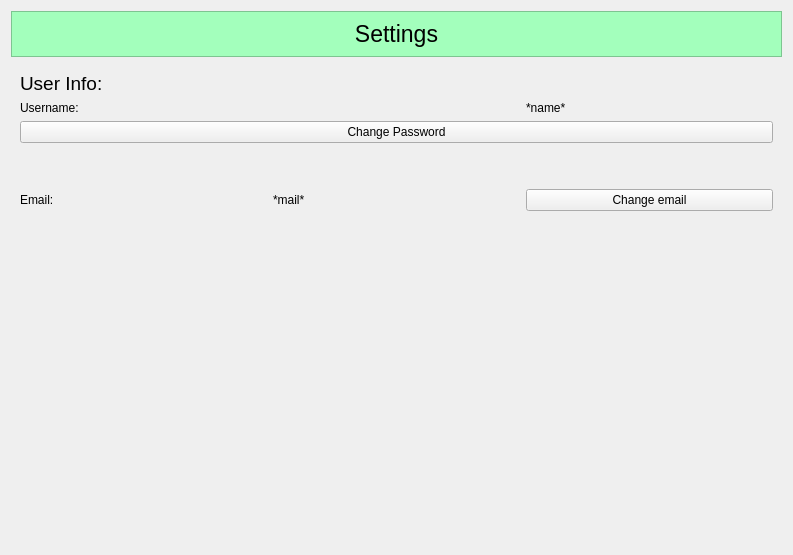
Above: src/Client/View/MainPage/Settings/SettingsSubPage/SettingsSubPage.ui from iodream/Spend-Note before the change. Below: the same form after it.
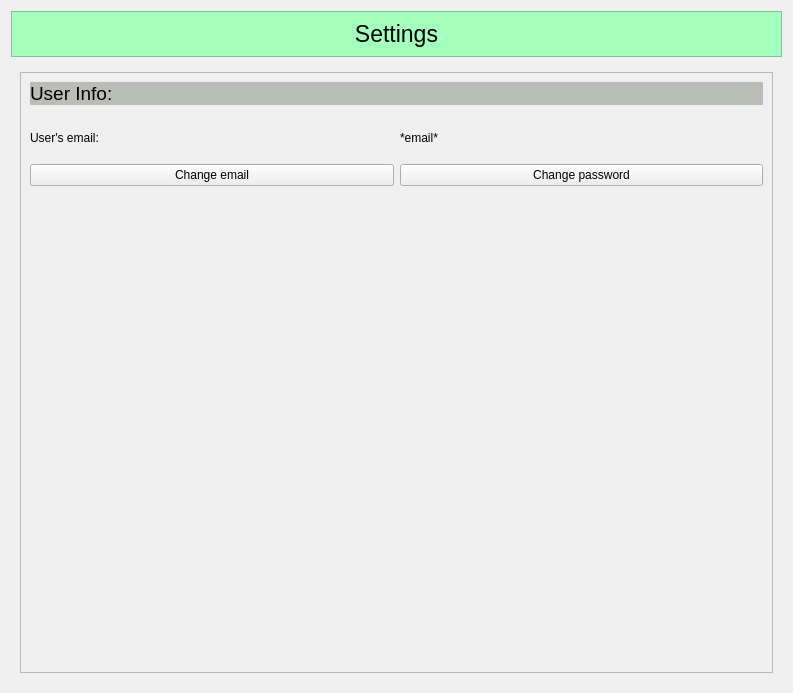
That is the form after the change. The open tabs and pages were chosen to show the change.

Commit message: deleted username from the main page

What changed in the file:
```diff
--- a/src/Client/View/MainPage/Settings/SettingsSubPage/SettingsSubPage.ui
+++ b/src/Client/View/MainPage/Settings/SettingsSubPage/SettingsSubPage.ui
@@ -7,123 +7,181 @@
     <x>0</x>
     <y>0</y>
     <width>793</width>
-    <height>555</height>
+    <height>693</height>
    </rect>
   </property>
+  <property name="sizePolicy">
+   <sizepolicy hsizetype="Preferred" vsizetype="Preferred">
+    <horstretch>0</horstretch>
+    <verstretch>0</verstretch>
+   </sizepolicy>
+  </property>
   <property name="windowTitle">
    <string>Form</string>
   </property>
-  <layout class="QGridLayout" name="gridLayout" rowstretch="1,0,0,0,0,0" columnstretch="0,0">
+  <layout class="QGridLayout" name="gridLayout" rowstretch="1,0" columnstretch="0,0">
+   <item row="0" column="1">
+    <widget class="QFrame" name="frame">
+     <property name="sizePolicy">
+      <sizepolicy hsizetype="Minimum" vsizetype="Fixed">
+       <horstretch>0</horstretch>
+       <verstretch>0</verstretch>
+      </sizepolicy>
+     </property>
+     <property name="styleSheet">
+      <string notr="true">background-color: #a3ffbc;</string>
+     </property>
+     <property name="frameShape">
+      <enum>QFrame::StyledPanel</enum>
+     </property>
+     <property name="frameShadow">
+      <enum>QFrame::Raised</enum>
+     </property>
+     <layout class="QHBoxLayout" name="horizontalLayout_3">
+      <item>
+       <widget class="QLabel" name="label">
+        <property name="font">
+         <font>
+          <pointsize>17</pointsize>
+         </font>
+        </property>
+        <property name="styleSheet">
+         <string notr="true">color: #000000;</string>
+        </property>
+        <property name="text">
+         <string>Settings</string>
+        </property>
+        <property name="alignment">
+         <set>Qt::AlignCenter</set>
+        </property>
+       </widget>
+      </item>
+     </layout>
+    </widget>
+   </item>
    <item row="1" column="1">
     <widget class="QStackedWidget" name="stackedWidget">
      <property name="currentIndex">
       <number>2</number>
      </property>
      <widget class="QWidget" name="MainPage">
-      <layout class="QGridLayout" name="gridLayout_3" rowstretch="0,0,0">
-       <item row="0" column="0">
-        <layout class="QHBoxLayout" name="horizontalLayout_4">
+      <layout class="QVBoxLayout" name="verticalLayout" stretch="0">
          <item>
-          <widget class="QLabel" name="UserInfoLabel">
+        <widget class="QScrollArea" name="scrollArea">
+         <property name="widgetResizable">
+          <bool>true</bool>
+         </property>
+         <widget class="QWidget" name="scrollAreaWidgetContents">
+          <property name="geometry">
+           <rect>
+            <x>0</x>
+            <y>0</y>
+            <width>755</width>
+            <height>603</height>
+           </rect>
+          </property>
+          <layout class="QVBoxLayout" name="verticalLayout_2" stretch="2,1,10,70">
+           <item>
+            <widget class="QLabel" name="UserInfoLabel_2">
+             <property name="sizePolicy">
+              <sizepolicy hsizetype="Preferred" vsizetype="Minimum">
+               <horstretch>0</horstretch>
+               <verstretch>0</verstretch>
+              </sizepolicy>
+             </property>
            <property name="font">
             <font>
              <pointsize>14</pointsize>
             </font>
            </property>
+             <property name="styleSheet">
+              <string notr="true">background-color: rgb(85, 87, 83);
+background-color: rgb(186, 189, 182);</string>
+             </property>
            <property name="text">
             <string>User Info:</string>
            </property>
           </widget>
          </item>
          <item>
-          <spacer name="horizontalSpacer">
-           <property name="orientation">
-            <enum>Qt::Horizontal</enum>
-           </property>
-           <property name="sizeHint" stdset="0">
-            <size>
-             <width>368</width>
-             <height>20</height>
-            </size>
-           </property>
-          </spacer>
-         </item>
-        </layout>
-       </item>
-       <item row="1" column="0">
-        <layout class="QGridLayout" name="gridLayout_2" rowstretch="0,0,0,0">
-         <item row="0" column="0" colspan="2">
-          <widget class="QLabel" name="UsernameLabel">
-           <property name="text">
-            <string>Username:</string>
-           </property>
-          </widget>
-         </item>
-         <item row="1" column="0" colspan="3">
-          <widget class="QPushButton" name="ChangePasswordButton">
-           <property name="text">
-            <string>Change Password</string>
-           </property>
-          </widget>
-         </item>
-         <item row="0" column="2">
-          <widget class="QLabel" name="Username">
-           <property name="text">
-            <string>*name*</string>
-           </property>
-          </widget>
-         </item>
-         <item row="3" column="1">
-          <widget class="QLabel" name="Email">
-           <property name="text">
-            <string>*mail*</string>
-           </property>
-          </widget>
-         </item>
-         <item row="3" column="2">
-          <widget class="QPushButton" name="ChangeEmailButton">
-           <property name="text">
-            <string>Change email</string>
-           </property>
-          </widget>
-         </item>
-         <item row="2" column="1">
           <spacer name="verticalSpacer_7">
            <property name="orientation">
             <enum>Qt::Vertical</enum>
            </property>
            <property name="sizeType">
-            <enum>QSizePolicy::Minimum</enum>
+              <enum>QSizePolicy::Preferred</enum>
            </property>
            <property name="sizeHint" stdset="0">
             <size>
              <width>20</width>
-             <height>40</height>
+               <height>4</height>
             </size>
            </property>
           </spacer>
          </item>
-         <item row="3" column="0">
+           <item>
+            <layout class="QGridLayout" name="gridLayout_3" rowstretch="0,0" columnstretch="0,0">
+             <property name="sizeConstraint">
+              <enum>QLayout::SetMinimumSize</enum>
+             </property>
+             <item row="0" column="0">
           <widget class="QLabel" name="EmailLabel">
+               <property name="sizePolicy">
+                <sizepolicy hsizetype="Preferred" vsizetype="Minimum">
+                 <horstretch>0</horstretch>
+                 <verstretch>0</verstretch>
+                </sizepolicy>
+               </property>
            <property name="text">
-            <string>Email:</string>
+                <string>User's email:</string>
+               </property>
+              </widget>
+             </item>
+             <item row="0" column="1">
+              <widget class="QLabel" name="Email">
+               <property name="sizePolicy">
+                <sizepolicy hsizetype="Preferred" vsizetype="Minimum">
+                 <horstretch>0</horstretch>
+                 <verstretch>0</verstretch>
+                </sizepolicy>
+               </property>
+               <property name="text">
+                <string>*email*</string>
+               </property>
+              </widget>
+             </item>
+             <item row="1" column="0">
+              <widget class="QPushButton" name="ChangeEmailButton">
+               <property name="text">
+                <string>Change email</string>
+               </property>
+              </widget>
+             </item>
+             <item row="1" column="1">
+              <widget class="QPushButton" name="ChangePasswordButton">
+               <property name="text">
+                <string>Change password</string>
            </property>
           </widget>
          </item>
         </layout>
        </item>
-       <item row="2" column="0">
-        <spacer name="verticalSpacer">
+           <item>
+            <spacer name="verticalSpacer_8">
          <property name="orientation">
           <enum>Qt::Vertical</enum>
          </property>
          <property name="sizeHint" stdset="0">
           <size>
            <width>20</width>
-           <height>301</height>
+               <height>468</height>
           </size>
          </property>
         </spacer>
+           </item>
+          </layout>
+         </widget>
+        </widget>
        </item>
       </layout>
      </widget>
```
Left out of the diff: 41 changed lines with no effect on the pictures. Lines whose indentation alone changed are shown as unchanged.
